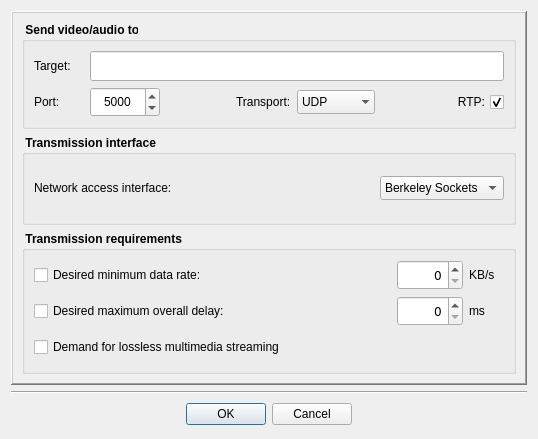
This is Homer/forms/Dialogs/AddNetworkSinkDialog.ui in Homer-Conferencing/Homer-Conferencing as Qt 5 draws it before an edit. The edited form follows.
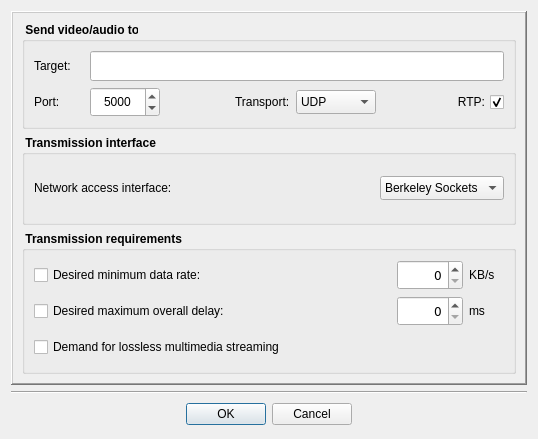
This is the edited form. Icons and pictures are not drawn.

What changed in the file:
```diff
--- a/Homer/forms/Dialogs/AddNetworkSinkDialog.ui
+++ b/Homer/forms/Dialogs/AddNetworkSinkDialog.ui
@@ -181,9 +181,6 @@
                <bold>false</bold>
               </font>
              </property>
-             <property name="frame">
-              <bool>false</bool>
-             </property>
              <item>
               <property name="text">
                <string>UDP</string>
```
